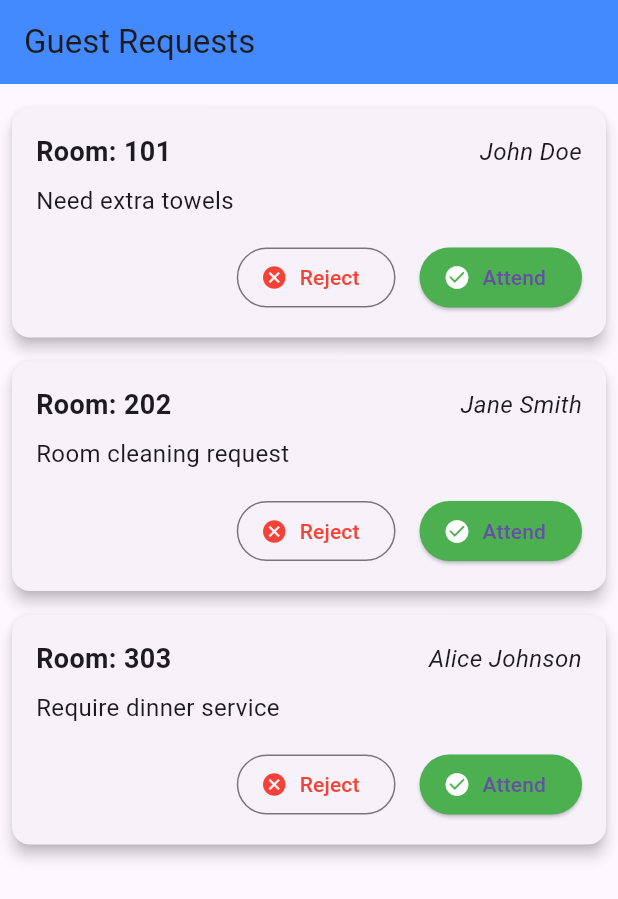
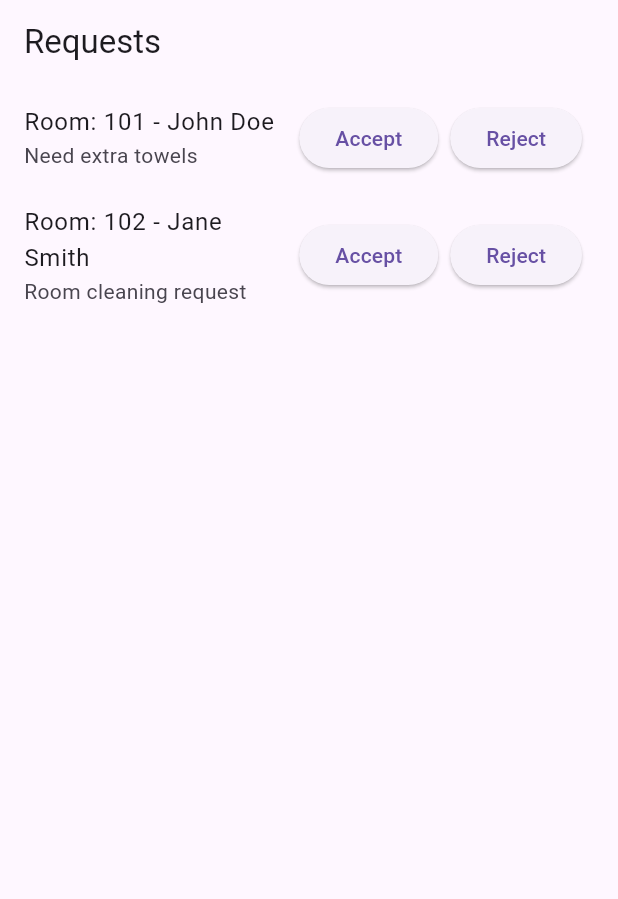
Before and after one commit to kumar83roshan/hotelappproject, a Flutter app: the screen it shows after launch, after a tap on "Login", on a phone screen of 412 x 824 dp. Shown: the top 899 px of the screen. Run offline on Flutter 3.47's test engine with Material 3 defaults, Android fonts, the light colour scheme and no system bars; our stand-ins replace flutter_local_notifications.

Commit message:
6th commit

```diff
--- a/lib/main.dart
+++ b/lib/main.dart
@@ -1,26 +1,22 @@
 import 'package:flutter/material.dart';
-import 'screens/login_screen.dart';
-import 'screens/request_list_screen.dart';
-import 'screens/request_detail_screen.dart';
+import 'screens/login_screen.dart'; // Ensure this import is present
 
 void main() {
-  runApp( MyApp());
+  runApp(MyApp());
 }
 
 class MyApp extends StatelessWidget {
+  // Add the named key parameter
   const MyApp({super.key});
 
   @override
   Widget build(BuildContext context) {
     return MaterialApp(
-      title: 'Hotel Staff App',
-      theme: ThemeData(primarySwatch: Colors.blue),
-      initialRoute: '/',
-      routes: {
-        '/': (context) => const LoginScreen(),
-        '/requests': (context) =>  RequestListScreen(),
-        '/request-detail': (context) => const RequestDetailScreen(),
-      },
+      title: 'Hotel Chatbot',
+      theme: ThemeData(
+        primarySwatch: Colors.blue,
+      ),
+      home: const LoginScreen(), // Ensure you're using the const constructor
     );
   }
 }
--- a/lib/screens/login_screen.dart
+++ b/lib/screens/login_screen.dart
@@ -1,23 +1,50 @@
 import 'package:flutter/material.dart';
+import 'request_list_screen.dart'; // Adjust import to match structure
 
 class LoginScreen extends StatelessWidget {
   const LoginScreen({super.key});
 
   @override
   Widget build(BuildContext context) {
+    final TextEditingController usernameController = TextEditingController();
+    final TextEditingController passwordController = TextEditingController();
+
     return Scaffold(
-      appBar: AppBar(title: const Text('Staff Login')),
+      appBar: AppBar(
+        title: const Text('Hotel Login'),
+      ),
       body: Padding(
         padding: const EdgeInsets.all(16.0),
         child: Column(
+          crossAxisAlignment: CrossAxisAlignment.stretch,
           children: [
-            const TextField(decoration: InputDecoration(labelText: 'Username')),
-            const TextField(decoration: InputDecoration(labelText: 'Password'), obscureText: true),
+            TextField(
+              controller: usernameController,
+              decoration: const InputDecoration(
+                labelText: 'Username',
+              ),
+            ),
+            TextField(
+              controller: passwordController,
+              obscureText: true,
+              decoration: const InputDecoration(
+                labelText: 'Password',
+              ),
+            ),
             const SizedBox(height: 20),
             ElevatedButton(
               onPressed: () {
-                // Navigate to the request list screen
-                Navigator.pushReplacementNamed(context, '/requests');
+                String username = usernameController.text;
+                Navigator.pushReplacement(
+                  context,
+                  MaterialPageRoute(
+                    builder: (context) => RequestListScreen(
+                      username: username,
+                      hotelName: 'Radission Individual',
+                      hotelLogo: 'assets/logo.png',
+                    ),
+                  ),
+                );
               },
               child: const Text('Login'),
             ),
--- a/lib/screens/request_list_screen.dart
+++ b/lib/screens/request_list_screen.dart
@@ -1,143 +1,67 @@
 import 'package:flutter/material.dart';
 
 class RequestListScreen extends StatelessWidget {
-  // Constructor no longer marked as const because 'requests' is not constant
-  RequestListScreen({super.key});
+  final String username;
+  final String hotelName;
+  final String hotelLogo;
 
-  // Sample request data (non-constant)
-  final List<Map<String, String>> requests = [
+  const RequestListScreen({
+    super.key,
+    required this.username,
+    required this.hotelName,
+    required this.hotelLogo,
+  });
+
+  @override
+  Widget build(BuildContext context) {
+    // Sample data
+    final List<Map<String, dynamic>> requests = [
       {
-      'room': '101',
-      'guest': 'John Doe',
-      'detail': 'Need extra towels',
+        'roomNo': '101',
+        'guestName': 'John Doe',
+        'details': 'Need extra towels',
+        'status': 'Pending',
       },
       {
-      'room': '202',
-      'guest': 'Jane Smith',
-      'detail': 'Room cleaning request',
-    },
-    {
-      'room': '303',
-      'guest': 'Alice Johnson',
-      'detail': 'Require dinner service',
+        'roomNo': '102',
+        'guestName': 'Jane Smith',
+        'details': 'Room cleaning request',
+        'status': 'Accepted',
       },
     ];
 
-  @override
-  Widget build(BuildContext context) {
     return Scaffold(
       appBar: AppBar(
-        title: const Text('Guest Requests'),
-        backgroundColor: Colors.blueAccent,
+        title: const Text('Requests'),
       ),
-      body: Padding(
-        padding: const EdgeInsets.all(8.0),
-        child: ListView.builder(
+      body: ListView.builder(
         itemCount: requests.length,
         itemBuilder: (context, index) {
           final request = requests[index];
-            return RequestCard(
-              roomNo: request['room']!,
-              guestName: request['guest']!,
-              requestDetail: request['detail']!,
-              onAttend: () {
-                // Handle attend action
-                ScaffoldMessenger.of(context).showSnackBar(SnackBar(
-                    content: Text("Attending request for room ${request['room']}")));
+          return ListTile(
+            title: Text('Room: ${request['roomNo']} - ${request['guestName']}'),
+            subtitle: Text(request['details']),
+            trailing: Row(
+              mainAxisSize: MainAxisSize.min,
+              children: [
+                ElevatedButton(
+                  onPressed: () {
+                    // Handle accept action
                   },
-              onReject: () {
+                  child: const Text('Accept'),
+                ),
+                const SizedBox(width: 8),
+                ElevatedButton(
+                  onPressed: () {
                     // Handle reject action
-                ScaffoldMessenger.of(context).showSnackBar(SnackBar(
-                    content: Text("Rejected request for room ${request['room']}")));
                   },
+                  child: const Text('Reject'),
+                ),
+              ],
+            ),
           );
         },
-        ),
       ),
     );
   }
 }
-
-// Widget for a single request card
-class RequestCard extends StatelessWidget {
-  final String roomNo;
-  final String guestName;
-  final String requestDetail;
-  final VoidCallback onAttend;
-  final VoidCallback onReject;
-
-  const RequestCard({
-    super.key,
-    required this.roomNo,
-    required this.guestName,
-    required this.requestDetail,
-    required this.onAttend,
-    required this.onReject,
-  });
-
-  @override
-  Widget build(BuildContext context) {
-    return Card(
-      elevation: 4,
-      margin: const EdgeInsets.symmetric(vertical: 8),
-      child: Padding(
-        padding: const EdgeInsets.all(16.0),
-        child: Column(
-          crossAxisAlignment: CrossAxisAlignment.start,
-          children: [
-            // Room Number and Guest Name
-            Row(
-              mainAxisAlignment: MainAxisAlignment.spaceBetween,
-              children: [
-                Text(
-                  'Room: $roomNo',
-                  style: const TextStyle(
-                    fontWeight: FontWeight.bold,
-                    fontSize: 18,
-                  ),
-                ),
-                Text(
-                  guestName,
-                  style: const TextStyle(
-                    fontStyle: FontStyle.italic,
-                    fontSize: 16,
-                  ),
-                ),
-              ],
-            ),
-            const SizedBox(height: 8),
-            // Request Details
-            Text(
-              requestDetail,
-              style: const TextStyle(fontSize: 16),
-            ),
-            const SizedBox(height: 16),
-            // Buttons to attend or reject the request
-            Row(
-              mainAxisAlignment: MainAxisAlignment.end,
-              children: [
-                OutlinedButton.icon(
-                  onPressed: onReject,
-                  icon: const Icon(Icons.cancel, color: Colors.red),
-                  label: const Text('Reject'),
-                  style: OutlinedButton.styleFrom(
-                    foregroundColor: Colors.red,
-                  ),
-                ),
-                const SizedBox(width: 16),
-                ElevatedButton.icon(
-                  onPressed: onAttend,
-                  icon: const Icon(Icons.check_circle, color: Colors.white),
-                  label: const Text('Attend'),
-                  style: ElevatedButton.styleFrom(
-                    backgroundColor: Colors.green,
-                  ),
-                ),
-              ],
-            )
-          ],
-        ),
-      ),
-    );
-  }
-}
--- a/pubspec.yaml
+++ b/pubspec.yaml
@@ -66,8 +66,8 @@ flutter:
   uses-material-design: true
 
   # To add assets to your application, add an assets section, like this:
-  # assets:
-  #   - images/a_dot_burr.jpeg
+assets:
+  - assets/image
   #   - images/a_dot_ham.jpeg
 
   # An image asset can refer to one or more resolution-specific "variants", see
```
Also changed, not shown: assets/images/logo.png (added). Lines whose indentation alone changed are shown as unchanged.
